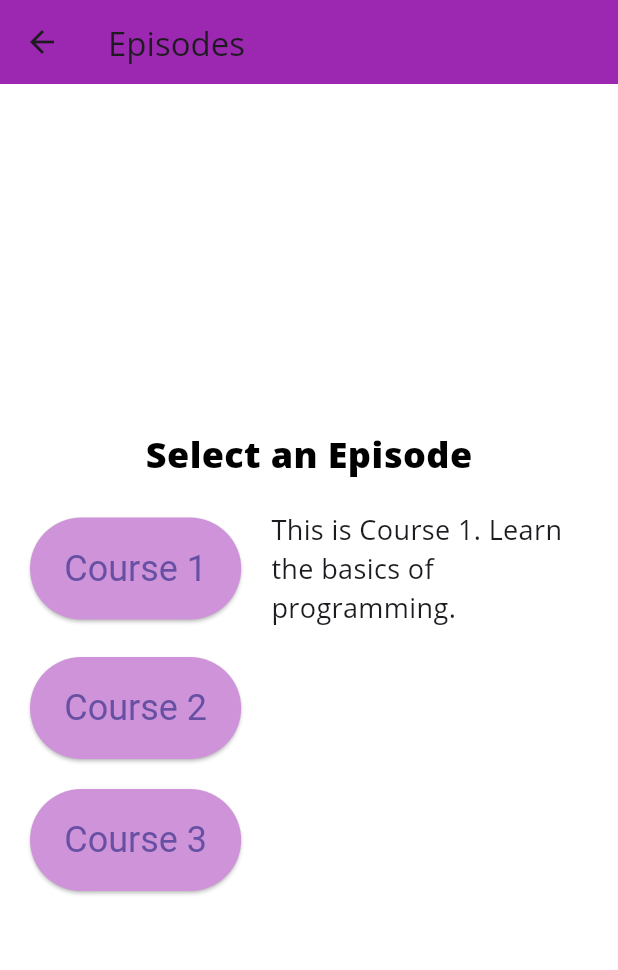
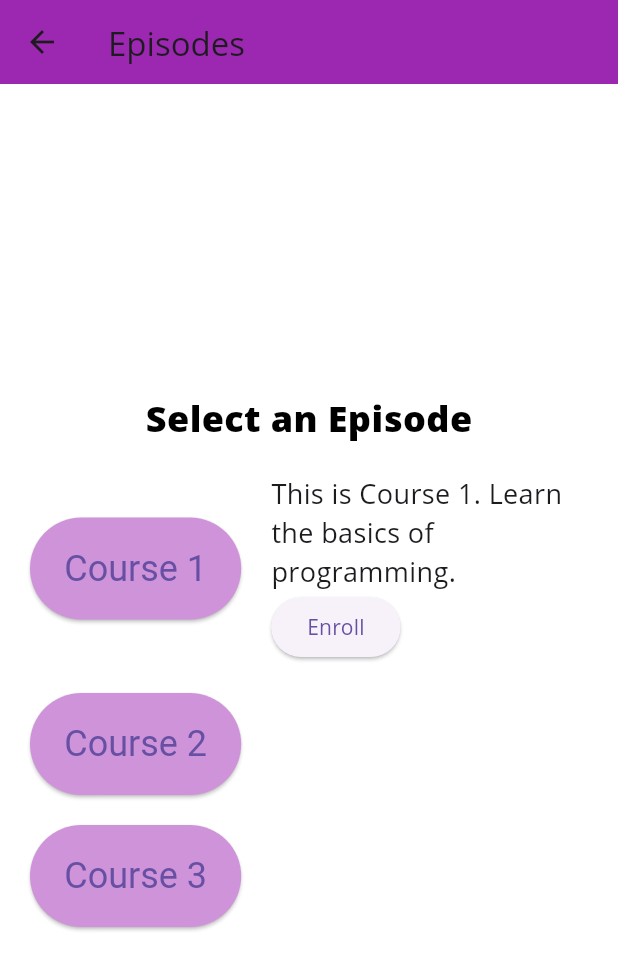
Before and after one commit to Tarun-Rajan/basic-flutter-page, a Flutter app: the EpisodesView screen opened directly, after a tap on "Course 1", on a phone screen of 412 x 824 dp. Shown: the top 970 px of the screen. Run offline on Flutter 3.47's test engine with Material 3 defaults, Android fonts, the phone set to English and light mode, and no system bars; our stand-ins replace get_it, responsive_builder.

Commit message:
Update episodes_view.dart
final changes

```diff
--- a/lib/views/episodes/episodes_view.dart
+++ b/lib/views/episodes/episodes_view.dart
@@ -58,11 +58,25 @@ class _EpisodesViewState extends State<EpisodesView> {
                   SizedBox(width: 20), // Add space between button and text
                   Expanded(
                     flex: 3,
-                    child: Text(
+                    child: Column(
+                      crossAxisAlignment: CrossAxisAlignment.start,
+                      children: [
+                        Text(
                           _selectedCourse == 'Course 1'
                               ? 'This is Course 1. Learn the basics of programming.'
                               : '',
                           style: TextStyle(fontSize: 18),
+                        ),
+                        _selectedCourse == 'Course 1'
+                            ? ElevatedButton(
+                                onPressed: () {
+                                  // Add enroll button press handler
+                                  print('Enrolled in Course 1');
+                                },
+                                child: Text('Enroll'),
+                              )
+                            : Container(),
+                      ],
                     ),
                   ),
                 ],
@@ -91,11 +105,25 @@ class _EpisodesViewState extends State<EpisodesView> {
                   SizedBox(width: 20), // Add space between button and text
                   Expanded(
                     flex: 3,
-                    child: Text(
+                    child: Column(
+                      crossAxisAlignment: CrossAxisAlignment.start,
+                      children: [
+                        Text(
                           _selectedCourse == 'Course 2'
                               ? 'This is Course 2. Learn advanced programming concepts.'
                               : '',
                           style: TextStyle(fontSize: 18),
+                        ),
+                        _selectedCourse == 'Course 2'
+                            ? ElevatedButton(
+                                onPressed: () {
+                                  // Add enroll button press handler
+                                  print('Enrolled in Course 2');
+                                },
+                                child: Text('Enroll'),
+                              )
+                            : Container(),
+                      ],
                     ),
                   ),
                 ],
@@ -124,11 +152,25 @@ class _EpisodesViewState extends State<EpisodesView> {
                   SizedBox(width: 20), // Add space between button and text
                   Expanded(
                     flex: 3,
-                    child: Text(
+                    child: Column(
+                      crossAxisAlignment: CrossAxisAlignment.start,
+                      children: [
+                        Text(
                           _selectedCourse == 'Course 3'
                               ? 'This is Course 3. Learn specialized programming skills.'
                               : '',
                           style: TextStyle(fontSize: 18),
+                        ),
+                        _selectedCourse == 'Course 3'
+                            ? ElevatedButton(
+                                onPressed: () {
+                                  // Add enroll button press handler
+                                  print('Enrolled in Course 3');
+                                },
+                                child: Text('Enroll'),
+                              )
+                            : Container(),
+                      ],
                     ),
                   ),
                 ],
```
Lines whose indentation alone changed are shown as unchanged.
